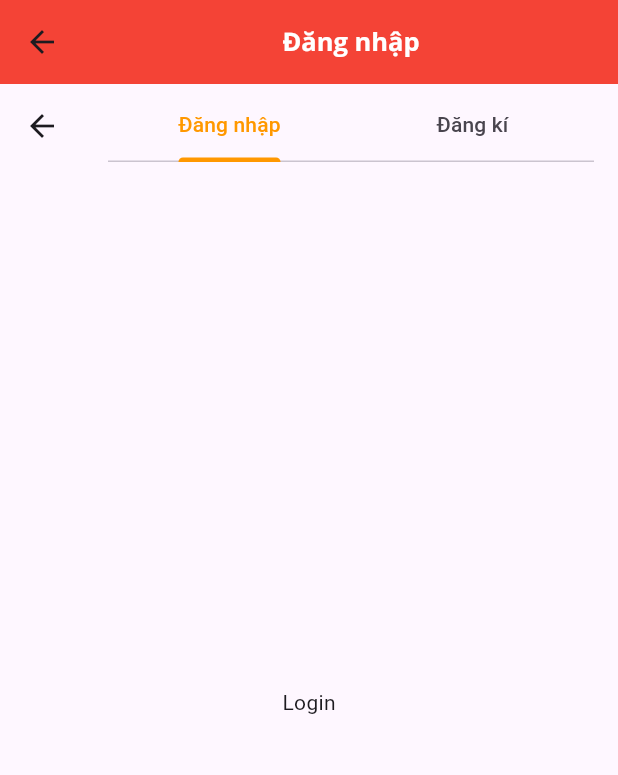
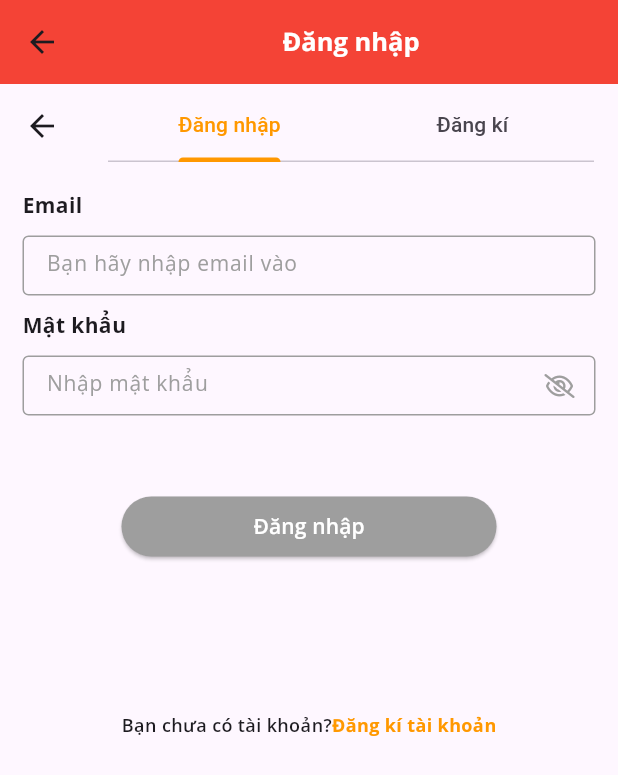
Before and after one commit to thancode99382/flutterbookapplication, a Flutter app: the Account screen opened directly, on a phone screen of 412 x 824 dp. Shown: the top 775 px of the screen. Run offline on Flutter 3.47's test engine with Material 3 defaults, Android fonts, the phone set to English and light mode, and no system bars; our stand-ins replace firebase_core, font_awesome_flutter, google_fonts; accounts and stored records are empty.

Commit message:
feat:ui-login [TASK-004]

```diff
--- a/lib/main.dart
+++ b/lib/main.dart
@@ -1,9 +1,14 @@
 import 'package:doanflutterfahasa/pages/mainlayout.dart';
 import 'package:flutter/material.dart';
 import 'package:firebase_core/firebase_core.dart';
+import 'firebase_options.dart';
+
 Future<void> main () async {
-  WidgetsFlutterBinding.ensureInitialized();
-  await Firebase.initializeApp();
+   WidgetsFlutterBinding.ensureInitialized();
+
+  await Firebase.initializeApp(
+    options: DefaultFirebaseOptions.currentPlatform,
+  );
   runApp(const MyApp());
 }
 
--- a/lib/pages/auth/login.dart
+++ b/lib/pages/auth/login.dart
@@ -1,14 +1,67 @@
 import 'package:flutter/cupertino.dart';
+import 'package:flutter/material.dart';
+import 'package:font_awesome_flutter/font_awesome_flutter.dart';
+import 'package:google_fonts/google_fonts.dart';
 
+import 'component/custom_button.dart';
+import 'component/custom_input_field.dart';
 class Login extends StatelessWidget {
   const Login({super.key});
 
   @override
-  Widget build(BuildContext context) {
+  Widget build(BuildContext context)
+  {
     return Container(
-      child: const Center(
-        child: Text("Login"),
-      ),
-    );
-  }
+      padding: EdgeInsets.all(15),
+      child: Column(
+        crossAxisAlignment: CrossAxisAlignment.center,
+        children: [
+          Column(children: [
+            const CustomInputField(label: "Email", hintText:"Bạn hãy nhập email vào "),
+            const CustomInputField(label: "Mật khẩu", hintText:"Nhập mật khẩu", obscureText: true, icon: FontAwesomeIcons.eyeSlash,),
+            const SizedBox(
+              height: 40,
+
+            ),
+            CustomButton(onTap: ()
+            {}, btnText: "Đăng nhập", btnHeight: 40,btnWidth: 250, btnColor: Colors.grey,fontWeight: FontWeight.w600,),
+            const SizedBox(
+              height: 80
+            ),
+            Column(
+              crossAxisAlignment: CrossAxisAlignment.center,
+              mainAxisAlignment: MainAxisAlignment.center,
+              children: [
+
+                                    const SizedBox(
+                                        height: 20
+                                    ),
+
+
+                                    Row(
+                                        mainAxisAlignment: MainAxisAlignment.center,
+                                        children: [
+                                            Text("Bạn chưa có tài khoản?", style: GoogleFonts.openSans(
+                                                    fontWeight: FontWeight.w600,
+                                                    fontSize: 12
+                                                )),
+                                            Text("Đăng kí tài khoản",style: GoogleFonts.openSans(
+                                                    color: Colors.orange,
+                                                    fontWeight: FontWeight.bold,
+                                                    fontSize: 12
+                                                ))
+
+                                        ]
+                                    )
+
+                                ]
+                            )
+
+                        ]
+                    )
+
+                ]
+            )
+        );
+    }
 }
--- a/lib/pages/auth/register.dart
+++ b/lib/pages/auth/register.dart
@@ -25,8 +25,8 @@ class Register extends StatelessWidget
                                 hintText: "Bạn hãy nhập email vào"
                             ),
                             const CustomInputField(
-                                label: "Password",
-                                hintText: "Bạn hãy nhập mật khẩu vào",
+                                label: "Mật khẩu",
+                                hintText: "Nhập mật khẩu",
                                 obscureText: true,
                               icon: FontAwesomeIcons.eyeSlash,
 
```
